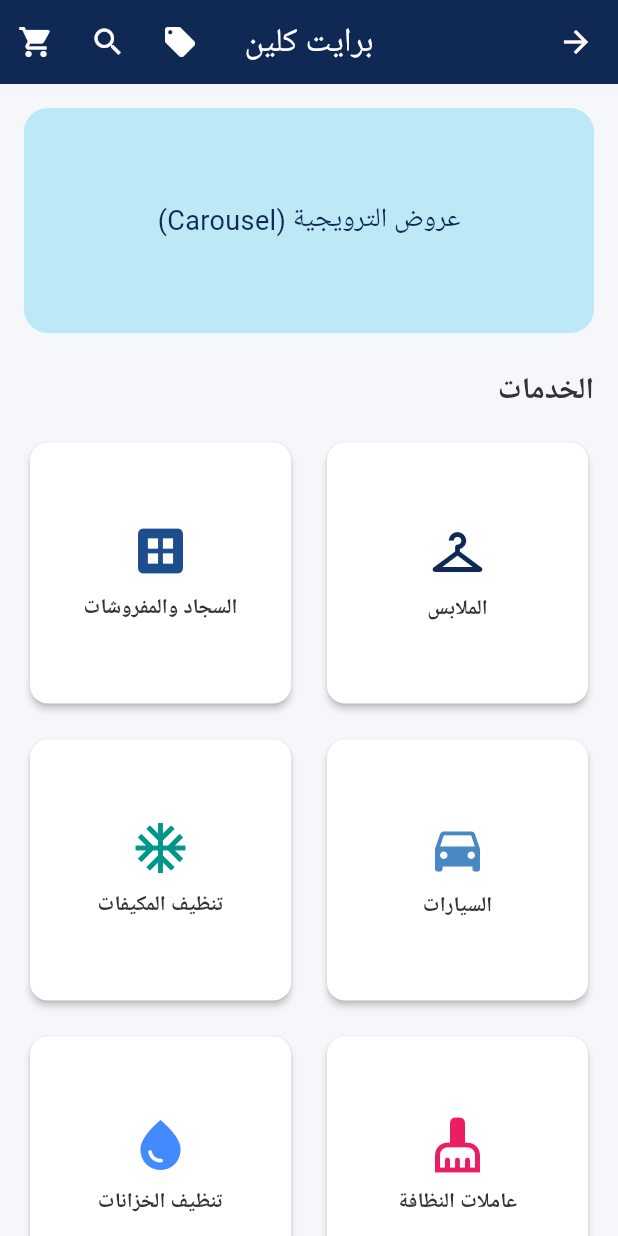
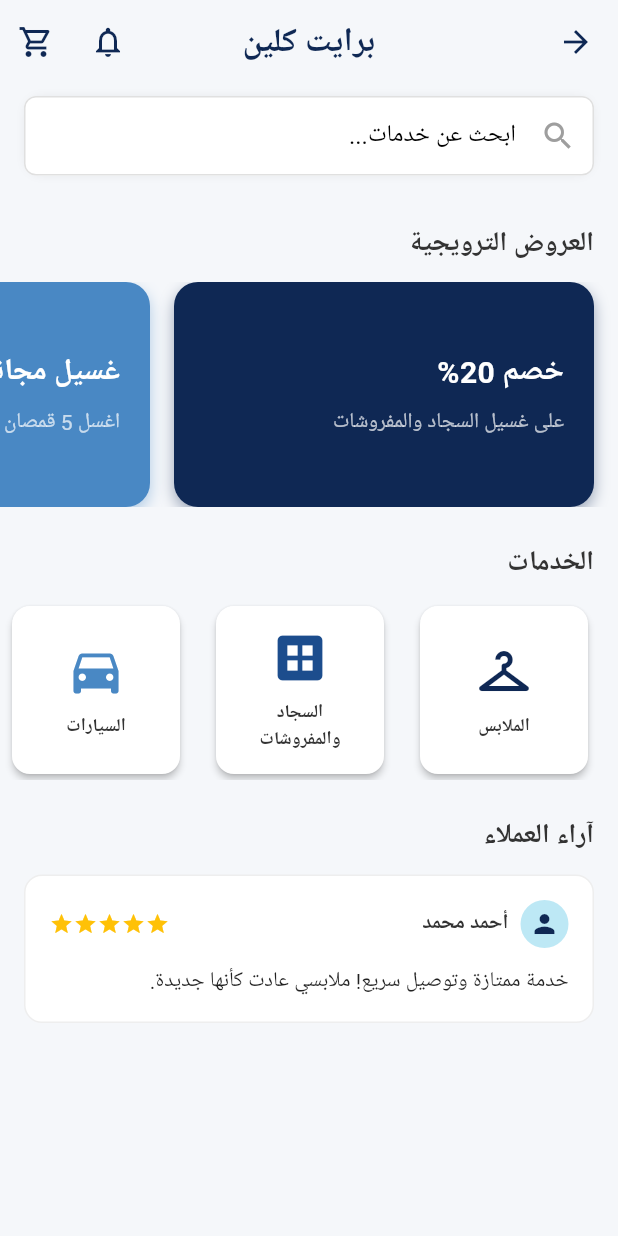
Before and after one commit to Klvvr1/BrightClean, a Flutter app: the CustomerHomeScreen screen opened directly, on a phone screen of 412 x 824 dp. Run offline on Flutter 3.47's test engine with Material 3 defaults, Android fonts, the phone set to English and light mode, and no system bars; our stand-ins replace go_router, google_fonts, sqflite; accounts and stored records are empty; Roboto replaces fonts that are missing (Cairo).

Commit message:
Modfie cus home screen (#21)
* modfie the screen and colors of screen and when press the button "order now" to go to the main menu

* Customize the screen experience and interaction with date selection, location confirmation, and payment methods.

* The counter quantity was adjusted,

* Interface modification

```diff
--- a/brightcleanproject/lib/features/customer/presentation/customer_home_screen.dart
+++ b/brightcleanproject/lib/features/customer/presentation/customer_home_screen.dart
@@ -1,19 +1,89 @@
 import 'package:flutter/material.dart';
 import '../../../../core/theme/app_colors.dart';
 
-class CustomerHomeScreen extends StatelessWidget {
+class CustomerHomeScreen extends StatefulWidget {
   const CustomerHomeScreen({super.key});
 
+  @override
+  State<CustomerHomeScreen> createState() => _CustomerHomeScreenState();
+}
+
+class _CustomerHomeScreenState extends State<CustomerHomeScreen> {
+  final TextEditingController _searchController = TextEditingController();
+  bool _isSearching = false;
+
+  @override
+  void initState() {
+    super.initState();
+    _searchController.addListener(() {
+      setState(() {
+        _isSearching = _searchController.text.isNotEmpty;
+      });
+    });
+  }
+
+  @override
+  void dispose() {
+    _searchController.dispose();
+    super.dispose();
+  }
+
   Widget _buildCategoryCard(BuildContext context, String title, IconData icon, Color color) {
-    return Card(
+    return Container(
+      width: 120, // fixed width for horizontal scrolling
+      margin: const EdgeInsets.only(left: 16),
+      child: Card(
         elevation: 2,
         shape: RoundedRectangleBorder(borderRadius: BorderRadius.circular(12)),
+        child: Padding(
+          padding: const EdgeInsets.all(12.0),
           child: Column(
             mainAxisAlignment: MainAxisAlignment.center,
             children: [
               Icon(icon, size: 40, color: color),
               const SizedBox(height: 8),
-          Text(title, style: const TextStyle(fontWeight: FontWeight.bold), textAlign: TextAlign.center),
+              Text(
+                title,
+                style: const TextStyle(fontWeight: FontWeight.bold, fontSize: 12),
+                textAlign: TextAlign.center,
+                maxLines: 2,
+                overflow: TextOverflow.ellipsis,
+              ),
+            ],
+          ),
+        ),
+      ),
+    );
+  }
+
+  Widget _buildOfferCard(String title, String subtitle, Color bgColor) {
+    return Container(
+      width: 280,
+      margin: const EdgeInsets.only(left: 16),
+      padding: const EdgeInsets.all(20),
+      decoration: BoxDecoration(
+        color: bgColor,
+        borderRadius: BorderRadius.circular(16),
+        boxShadow: [
+          BoxShadow(
+            color: bgColor.withOpacity(0.4),
+            blurRadius: 8,
+            offset: const Offset(0, 4),
+          )
+        ]
+      ),
+      child: Column(
+        crossAxisAlignment: CrossAxisAlignment.start,
+        mainAxisAlignment: MainAxisAlignment.center,
+        children: [
+          Text(title, style: const TextStyle(color: Colors.white, fontSize: 20, fontWeight: FontWeight.bold)),
+          const SizedBox(height: 8),
+          Text(
+            subtitle,
+            style: const TextStyle(color: Colors.white70, fontSize: 14),
+            maxLines: 2,
+            overflow: TextOverflow.ellipsis,
+          ),
         ],
       ),
     );
@@ -22,40 +92,90 @@ class CustomerHomeScreen extends StatelessWidget {
   @override
   Widget build(BuildContext context) {
     return Scaffold(
+      backgroundColor: AppColors.background,
       appBar: AppBar(
-        title: const Text('برايت كلين'),
+        title: const Text('برايت كلين', style: TextStyle(fontWeight: FontWeight.bold)),
+        elevation: 0,
+        backgroundColor: Colors.transparent,
+        foregroundColor: AppColors.primary,
         actions: [
-          IconButton(icon: const Icon(Icons.local_offer), onPressed: () {}),
-          IconButton(icon: const Icon(Icons.search), onPressed: () {}),
-          IconButton(icon: const Icon(Icons.shopping_cart), onPressed: () {}),
+          IconButton(icon: const Icon(Icons.notifications_none), onPressed: () {}),
+          IconButton(icon: const Icon(Icons.shopping_cart_outlined), onPressed: () {}),
         ],
       ),
       body: SingleChildScrollView(
-        padding: const EdgeInsets.all(16.0),
         child: Column(
           crossAxisAlignment: CrossAxisAlignment.stretch,
           children: [
-            // Ad Carousel Placeholder
-            Container(
-              height: 150,
+            // Search Bar
+            Padding(
+              padding: const EdgeInsets.symmetric(horizontal: 16.0, vertical: 8.0),
+              child: AnimatedContainer(
+                duration: const Duration(milliseconds: 300),
                 decoration: BoxDecoration(
-                color: AppColors.lightBlue,
-                borderRadius: BorderRadius.circular(16),
+                  color: Colors.white,
+                  borderRadius: BorderRadius.circular(12),
+                  boxShadow: [
+                    BoxShadow(
+                      color: _isSearching ? AppColors.primary.withOpacity(0.2) : Colors.black.withOpacity(0.05),
+                      blurRadius: _isSearching ? 8 : 4,
+                      spreadRadius: _isSearching ? 2 : 0,
                     ),
-              child: const Center(
-                child: Text('عروض الترويجية (Carousel)', style: TextStyle(color: AppColors.primary, fontSize: 18)),
+                  ],
+                ),
+                child: TextField(
+                  controller: _searchController,
+                  decoration: InputDecoration(
+                    hintText: 'ابحث عن خدمات...',
+                    prefixIcon: Icon(Icons.search, color: _isSearching ? AppColors.primary : Colors.grey),
+                    suffixIcon: _isSearching
+                        ? IconButton(
+                            icon: const Icon(Icons.clear, color: Colors.grey),
+                            onPressed: () {
+                              _searchController.clear();
+                              FocusScope.of(context).unfocus();
+                            },
+                          )
+                        : null,
+                    border: InputBorder.none,
+                    contentPadding: const EdgeInsets.symmetric(vertical: 14),
+                  ),
+                ),
               ),
             ),
             const SizedBox(height: 24),
-            const Text('الخدمات', style: TextStyle(fontSize: 20, fontWeight: FontWeight.bold)),
-            const SizedBox(height: 16),
-            // Categories Grid
-            GridView.count(
-              shrinkWrap: true,
-              physics: const NeverScrollableScrollPhysics(),
-              crossAxisCount: 2,
-              crossAxisSpacing: 16,
-              mainAxisSpacing: 16,
+
+            // Offers Carousel (Horizontal Scroll)
+            const Padding(
+              padding: EdgeInsets.symmetric(horizontal: 16.0),
+              child: Text('العروض الترويجية', style: TextStyle(fontSize: 18, fontWeight: FontWeight.bold)),
+            ),
+            const SizedBox(height: 12),
+            SizedBox(
+              height: 150,
+              child: ListView(
+                scrollDirection: Axis.horizontal,
+                padding: const EdgeInsets.symmetric(horizontal: 16),
+                children: [
+                  _buildOfferCard('خصم 20%', 'على غسيل السجاد والمفروشات', AppColors.primary),
+                  _buildOfferCard('غسيل مجاني', 'اغسل 5 قمصان والسادس مجاناً', AppColors.tertiary),
+                  _buildOfferCard('باقة التوفير', 'خصم خاص للاشتراكات الشهرية', Colors.teal),
+                ],
+              ),
+            ),
+            const SizedBox(height: 24),
+
+            // Categories (Horizontal Scroll)
+            const Padding(
+              padding: EdgeInsets.symmetric(horizontal: 16.0),
+              child: Text('الخدمات', style: TextStyle(fontSize: 18, fontWeight: FontWeight.bold)),
+            ),
+            const SizedBox(height: 12),
+            SizedBox(
+              height: 120, // Adjusted height for category cards
+              child: ListView(
+                scrollDirection: Axis.horizontal,
+                padding: const EdgeInsets.symmetric(horizontal: 16),
                 children: [
                   _buildCategoryCard(context, 'الملابس', Icons.checkroom, AppColors.primary),
                   _buildCategoryCard(context, 'السجاد والمفروشات', Icons.dataset, AppColors.secondary),
@@ -65,11 +185,18 @@ class CustomerHomeScreen extends StatelessWidget {
                   _buildCategoryCard(context, 'تنظيف الخزانات', Icons.water_drop, Colors.blueAccent),
                 ],
               ),
+            ),
             const SizedBox(height: 24),
-            const Text('آراء العملاء', style: TextStyle(fontSize: 20, fontWeight: FontWeight.bold)),
-            const SizedBox(height: 16),
-            // Reviews Placeholder
-            Container(
+
+            // Reviews
+            const Padding(
+              padding: EdgeInsets.symmetric(horizontal: 16.0),
+              child: Text('آراء العملاء', style: TextStyle(fontSize: 18, fontWeight: FontWeight.bold)),
+            ),
+            const SizedBox(height: 12),
+            Padding(
+              padding: const EdgeInsets.symmetric(horizontal: 16.0),
+              child: Container(
                 padding: const EdgeInsets.all(16),
                 decoration: BoxDecoration(
                   color: Colors.white,
@@ -81,7 +208,11 @@ class CustomerHomeScreen extends StatelessWidget {
                   children: [
                     Row(
                       children: [
-                      Icon(Icons.person, color: AppColors.textLight),
+                        CircleAvatar(
+                          radius: 16,
+                          backgroundColor: AppColors.lightBlue,
+                          child: Icon(Icons.person, color: AppColors.primary, size: 20),
+                        ),
                         SizedBox(width: 8),
                         Text('أحمد محمد', style: TextStyle(fontWeight: FontWeight.bold)),
                         Spacer(),
@@ -92,11 +223,13 @@ class CustomerHomeScreen extends StatelessWidget {
                         Icon(Icons.star, color: Colors.amber, size: 16),
                       ],
                     ),
-                  SizedBox(height: 8),
-                  Text('خدمة ممتازة وتوصيل سريع!'),
+                    SizedBox(height: 12),
+                    Text('خدمة ممتازة وتوصيل سريع! ملابسي عادت كأنها جديدة.', style: TextStyle(color: Colors.black87)),
                   ],
                 ),
               ),
+            ),
+            const SizedBox(height: 32),
           ],
         ),
       ),
```
Lines whose indentation alone changed are shown as unchanged.
